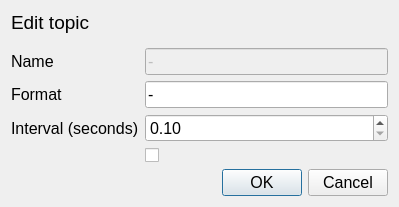
Old version of the form gui/edittopicdialog.ui in the repository TheZlodziej/mqtt-simulator.
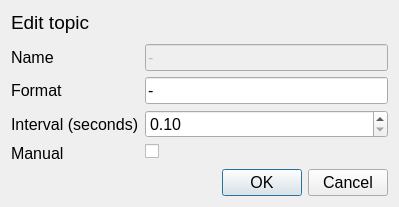
New version of the form.

Commit message: fix missing manual checkbox label

The edit to the form file:
```diff
--- a/gui/edittopicdialog.ui
+++ b/gui/edittopicdialog.ui
@@ -111,6 +111,13 @@
          </property>
         </widget>
        </item>
+       <item row="3" column="0">
+        <widget class="QLabel" name="manual_lbl">
+         <property name="text">
+          <string>Manual</string>
+         </property>
+        </widget>
+       </item>
       </layout>
      </item>
     </layout>
```
